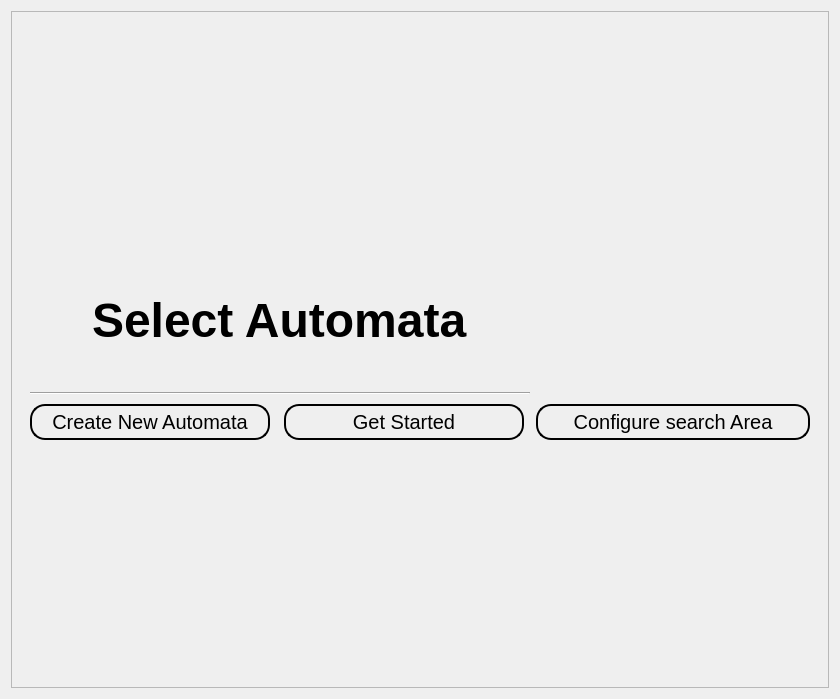
First picture: the form in ui/intro.ui, repository Achu-Worifung/quickMove, before the edit.
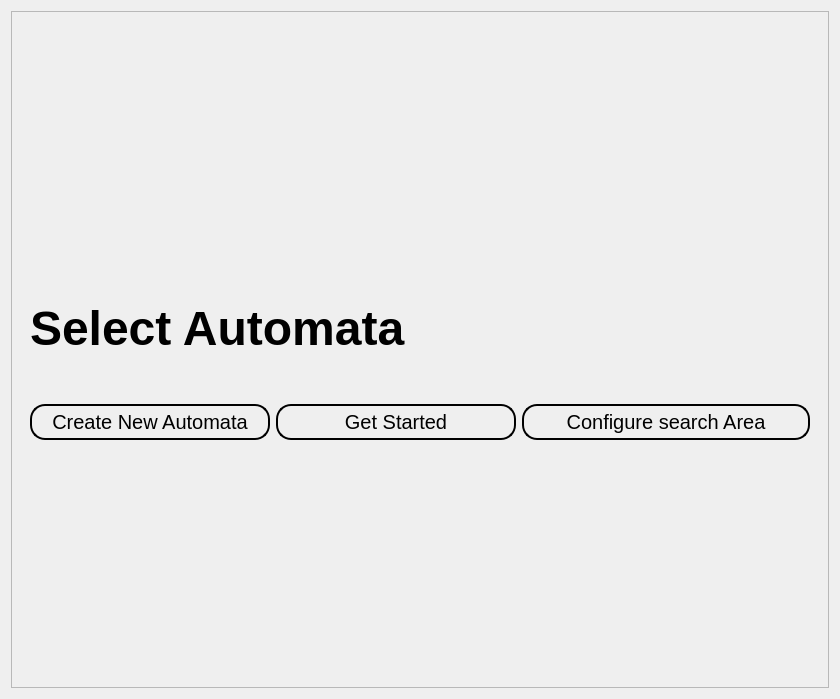
Second picture: the form after the edit.

What changed in the file:
```diff
--- a/ui/intro.ui
+++ b/ui/intro.ui
@@ -72,7 +72,83 @@
 }</string>
          </property>
          <layout class="QGridLayout" name="gridLayout_3">
-          <item row="0" column="0" colspan="2" alignment="Qt::AlignHCenter">
+          <item row="4" column="1">
+           <widget class="QPushButton" name="present">
+            <property name="minimumSize">
+             <size>
+              <width>210</width>
+              <height>0</height>
+             </size>
+            </property>
+            <property name="maximumSize">
+             <size>
+              <width>240</width>
+              <height>16777215</height>
+             </size>
+            </property>
+            <property name="styleSheet">
+             <string notr="true">
+    border-style: outset;
+    border-width: 2px;
+    border-radius: 15px;
+    border-color: black;
+    padding: 4px;
+font:20px
+</string>
+            </property>
+            <property name="text">
+             <string>Get Started</string>
+            </property>
+           </widget>
+          </item>
+          <item row="4" column="0">
+           <widget class="QPushButton" name="create_auto">
+            <property name="minimumSize">
+             <size>
+              <width>210</width>
+              <height>30</height>
+             </size>
+            </property>
+            <property name="maximumSize">
+             <size>
+              <width>240</width>
+              <height>16777215</height>
+             </size>
+            </property>
+            <property name="styleSheet">
+             <string notr="true">
+
+    border-style: outset;
+    border-width: 2px;
+    border-radius: 15px;
+    border-color: black;
+    padding: 4px;
+font:20px
+</string>
+            </property>
+            <property name="text">
+             <string>Create New Automata</string>
+            </property>
+           </widget>
+          </item>
+          <item row="4" column="2">
+           <widget class="QPushButton" name="search_area">
+            <property name="styleSheet">
+             <string notr="true">
+    border-style: outset;
+    border-width: 2px;
+    border-radius: 15px;
+    border-color: black;
+    padding: 4px;
+font:20px
+</string>
+            </property>
+            <property name="text">
+             <string>Configure search Area</string>
+            </property>
+           </widget>
+          </item>
+          <item row="0" column="0" colspan="3">
            <widget class="QLabel" name="label">
             <property name="font">
              <font>
@@ -86,95 +162,6 @@
             </property>
            </widget>
           </item>
-          <item row="5" column="0">
-           <widget class="QPushButton" name="create_auto">
-            <property name="minimumSize">
-             <size>
-              <width>210</width>
-              <height>30</height>
-             </size>
-            </property>
-            <property name="maximumSize">
-             <size>
-              <width>240</width>
-              <height>16777215</height>
-             </size>
-            </property>
-            <property name="styleSheet">
-             <string notr="true">
-
-    border-style: outset;
-    border-width: 2px;
-    border-radius: 15px;
-    border-color: black;
-    padding: 4px;
-font:20px
-</string>
-            </property>
-            <property name="text">
-             <string>Create New Automata</string>
-            </property>
-           </widget>
-          </item>
-          <item row="5" column="1">
-           <widget class="QPushButton" name="present">
-            <property name="minimumSize">
-             <size>
-              <width>210</width>
-              <height>0</height>
-             </size>
-            </property>
-            <property name="maximumSize">
-             <size>
-              <width>240</width>
-              <height>16777215</height>
-             </size>
-            </property>
-            <property name="styleSheet">
-             <string notr="true">
-    border-style: outset;
-    border-width: 2px;
-    border-radius: 15px;
-    border-color: black;
-    padding: 4px;
-font:20px
-</string>
-            </property>
-            <property name="text">
-             <string>Get Started</string>
-            </property>
-           </widget>
-          </item>
-          <item row="1" column="0" colspan="2">
-           <widget class="Line" name="line">
-            <property name="minimumSize">
-             <size>
-              <width>500</width>
-              <height>10</height>
-             </size>
-            </property>
-            <property name="orientation">
-             <enum>Qt::Horizontal</enum>
-            </property>
-           </widget>
-          </item>
-          <item row="5" column="2">
-           <widget class="QPushButton" name="search_area">
-            <property name="styleSheet">
-             <string notr="true">
-    border-style: outset;
-    border-width: 2px;
-    border-radius: 15px;
-    border-color: black;
-    padding: 4px;
-font:20px
-</string>
-            </property>
-            <property name="text">
-             <string>Configure search Area</string>
-            </property>
-           </widget>
-          </item>
          </layout>
         </widget>
        </item>
```
